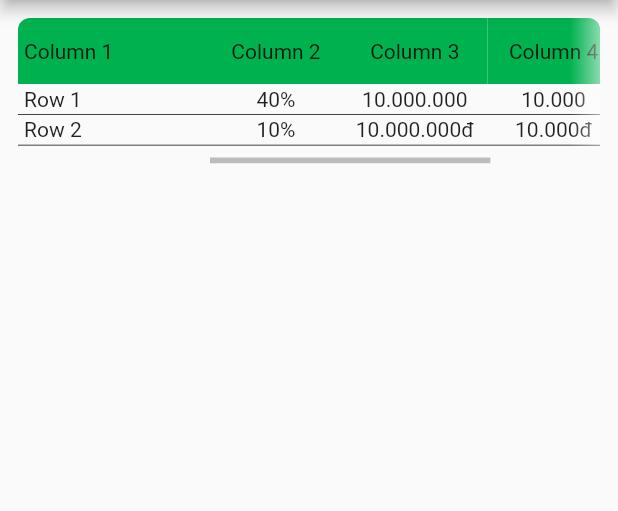
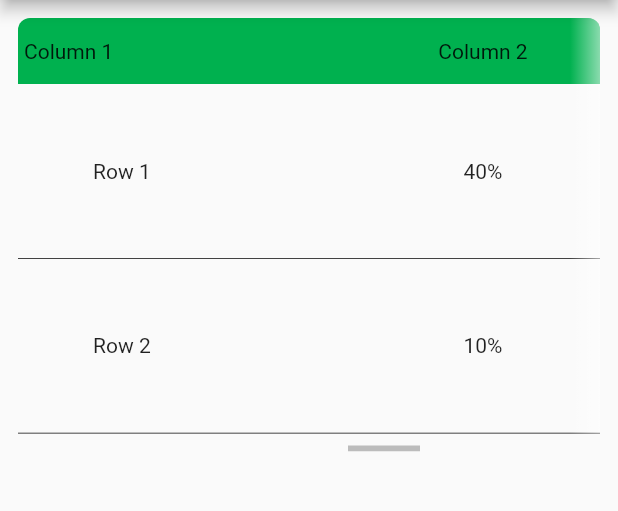
Before and after one commit to papmodern/excel_table, a Flutter app: the screen it shows after launch, on a phone screen of 412 x 824 dp, the part 84-595 px from its top. Run offline on Flutter 3.47's test engine with Material 2 defaults, Android fonts, the phone set to English and light mode, and no system bars.

Commit message:
fixed bug padding

```diff
--- a/example/lib/main.dart
+++ b/example/lib/main.dart
@@ -85,6 +85,7 @@ class _MyAppState extends State<MyApp> {
                     )
                   ],
                   minColumnsWidth: const [80, 80, 80, 80, 80],
+                  padding: EdgeInsets.all(50),
                 ),
               ),
             ),
--- a/lib/src/components/locked_header.dart
+++ b/lib/src/components/locked_header.dart
@@ -18,7 +18,9 @@ class LockedHeaderWidget extends StatelessWidget {
   @override
   Widget build(BuildContext context) {
     return ExcelHeaderWidget(
-        listHeaders: listHeaders.getRange(0, end),
-        columnWidth: columnWidth.getRange(0, end));
+      listHeaders: listHeaders.getRange(0, end),
+      columnWidth: columnWidth.getRange(0, end),
+      padding: padding,
+    );
   }
 }
--- a/lib/src/components/locked_row.dart
+++ b/lib/src/components/locked_row.dart
@@ -33,6 +33,7 @@ class LockedExcelRowWidget extends StatelessWidget {
     final mainRow = ExcelRowWidget(
       listCell: row.listCell.getRange(0, end),
       columnWidth: colWidth,
+      padding: padding,
     );
     final divider = MainDivider(color: dividerColor, width: allWidth);
     return GestureDetector(
--- a/lib/src/components/scrollable_header.dart
+++ b/lib/src/components/scrollable_header.dart
@@ -19,7 +19,9 @@ class ScrollableHeaderWidget extends StatelessWidget {
   Widget build(BuildContext context) {
     final end = listHeaders.length;
     return ExcelHeaderWidget(
-        listHeaders: listHeaders.getRange(start, end),
-        columnWidth: columnWidth.getRange(start, end));
+      listHeaders: listHeaders.getRange(start, end),
+      columnWidth: columnWidth.getRange(start, end),
+      padding: padding,
+    );
   }
 }
--- a/lib/src/components/scrollable_row.dart
+++ b/lib/src/components/scrollable_row.dart
@@ -33,6 +33,7 @@ class ScrollableExcelRowWidget extends StatelessWidget {
     final mainRow = ExcelRowWidget(
       listCell: row.listCell.getRange(start, end),
       columnWidth: colWidth,
+      padding: padding,
     );
     final divider = MainDivider(color: dividerColor, width: allWidth);
     return GestureDetector(
--- a/pubspec.yaml
+++ b/pubspec.yaml
@@ -1,6 +1,6 @@
 name: excel_table
 description: A new flutter plugin project.
-version: 0.0.1
+version: 0.0.2
 repository: https://github.com/a313/excel_table
 
 environment:
```
Also changed, not shown: 1 other file.
